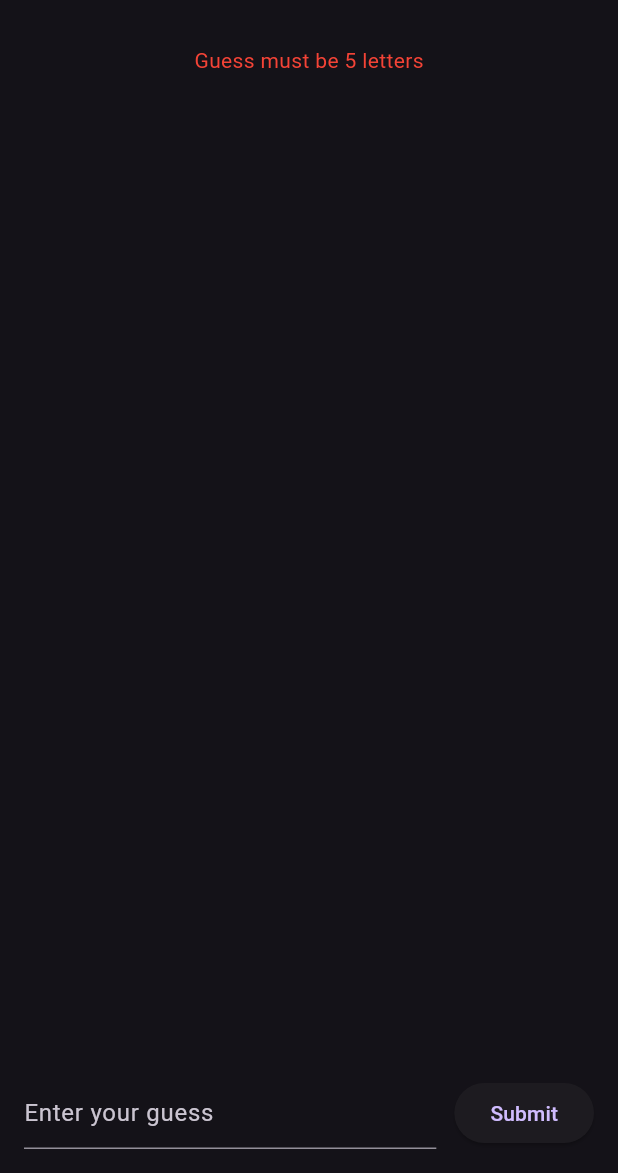
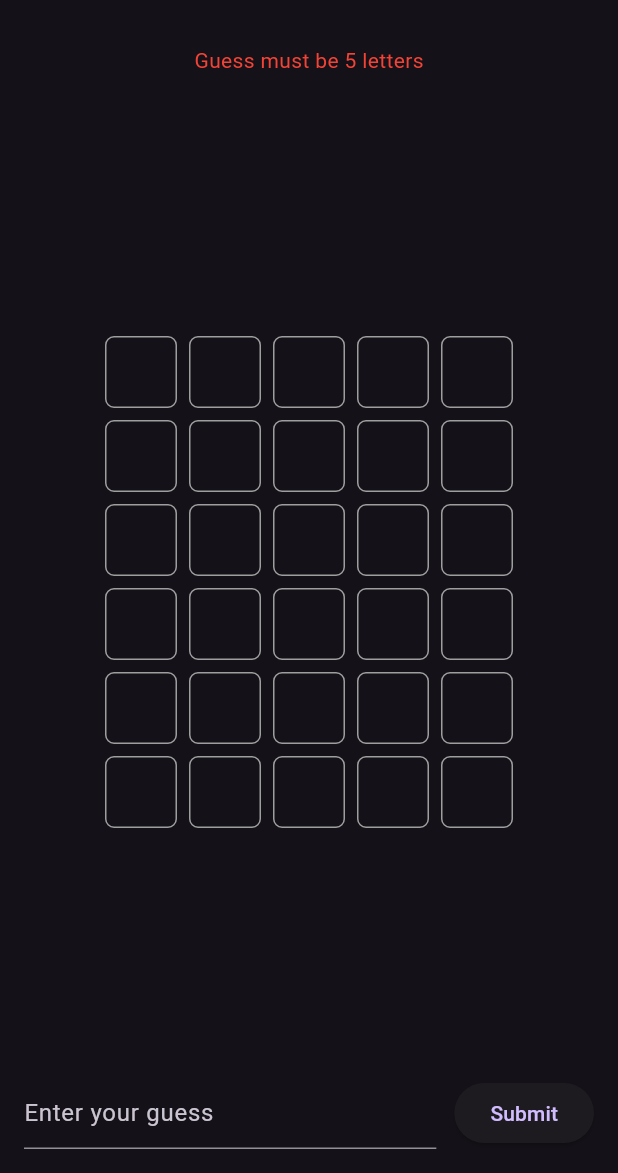
Before and after one commit to emtaylor1993/Wordle, a Flutter app: the PuzzleScreen screen opened by its route, after a tap on "Submit", on a phone screen of 412 x 824 dp, the part 63-1236 px from its top. Run offline on Flutter 3.47's test engine with Material 3 defaults, Android fonts, the phone set to English and light mode, and no system bars; our stand-ins replace shared_preferences; accounts and stored records are empty; network calls fail.

Commit message:
+ UI Fixes.

```diff
--- a/wordle/lib/screens/puzzle_screen.dart
+++ b/wordle/lib/screens/puzzle_screen.dart
@@ -122,12 +122,13 @@ class _PuzzleScreenState extends State<PuzzleScreen> {
 
             // Guess history
             Expanded(
-              child: ListView.builder(
-                itemCount: _guesses.length,
-                itemBuilder: (context, index) {
-                  final entry = _guesses[index];
+              child: Column(
+                mainAxisAlignment: MainAxisAlignment.center,
+                children: List.generate(6, (rowIndex) {
+                  final entry = rowIndex < _guesses.length
+                      ? _guesses[rowIndex]
+                      : {'guess': '', 'feedback': List.filled(5, 'absent')};
 
-                  // Safe defaults
                   final guess = (entry['guess'] ?? '').padRight(5).toUpperCase();
                   final feedback = entry['feedback'] ?? List.filled(5, 'absent');
 
@@ -146,7 +147,7 @@ class _PuzzleScreenState extends State<PuzzleScreen> {
                           color = Colors.orange.shade400;
                           break;
                         default:
-                          color = Colors.grey;
+                          color = Colors.blueGrey;
                       }
 
                       return Container(
@@ -155,21 +156,21 @@ class _PuzzleScreenState extends State<PuzzleScreen> {
                         height: 48,
                         alignment: Alignment.center,
                         decoration: BoxDecoration(
-                          color: color,
+                          color: rowIndex < _guesses.length ? color : Colors.transparent,
+                          border: Border.all(color: Colors.grey),
                           borderRadius: BorderRadius.circular(6),
                         ),
                         child: Text(
                           letter,
                           style: const TextStyle(
                             fontSize: 20,
-                            color: Colors.white,
                             fontWeight: FontWeight.bold,
                           ),
                         ),
                       );
                     }),
                   );
-                },
+                }),
               ),
             ),
 
```
